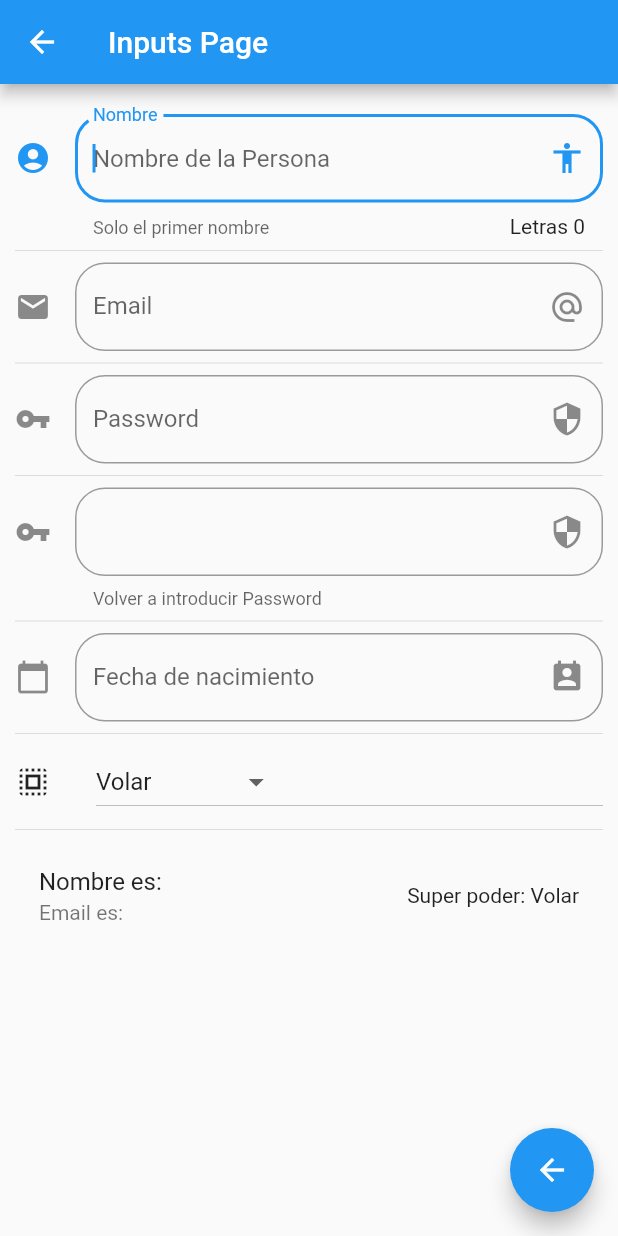
After one commit to Gregoriomiqui/fluttersComponents, a Flutter app: the screen it shows after launch, after a tap on "Inputs", on a phone screen of 412 x 824 dp. The commit adds this screen. Run offline on Flutter 3.47's test engine with Material 2 defaults, Android fonts, the phone set to English and light mode, and no system bars; network calls fail.

Commit message:
feat(inputPage): se crear la pagina de inputs

```diff
--- a/data/menu_opts.json
+++ b/data/menu_opts.json
@@ -15,6 +15,17 @@
             "ruta" : "card",
             "icon" : "folder_open",
             "texto": "Cards - Tarjetas"
+        },
+        {
+            "ruta" : "animation_container",
+            "icon" : "all_inclusive",
+            "texto": "Animation Container"
+        },
+        {
+            "ruta" : "inputs",
+            "icon" : "input",
+            "texto": "Inputs"
         }
+
     ]
 }
--- a/lib/main.dart
+++ b/lib/main.dart
@@ -1,4 +1,5 @@
 import 'package:flutter/material.dart';
+import 'package:flutter_localizations/flutter_localizations.dart';
 import 'package:flutters_components/src/pages/alert_page.dart';
 import 'package:flutters_components/src/routes/routes.dart';
 
@@ -8,17 +9,25 @@ class MyApp extends StatelessWidget {
   @override
   Widget build(BuildContext context) {
     return MaterialApp(
+      localizationsDelegates: [
+        GlobalMaterialLocalizations.delegate,
+        GlobalWidgetsLocalizations.delegate,
+        GlobalCupertinoLocalizations.delegate,
+      ],
+      supportedLocales: [
+        const Locale('en', 'US'),
+        const Locale('es', 'ES'),
+      ],
       debugShowCheckedModeBanner: false,
       title: 'Componenetes APP',
       //home: HomePage(),
       initialRoute: '/',
       routes: getApplicationRoutes(),
       // cuando una ruta no esta definida en routes se ejecuta el onGenerateRoute
-      onGenerateRoute: ( RouteSettings settings) {
+      onGenerateRoute: (RouteSettings settings) {
         print('ruta llamada: ${settings.name} ');
         return MaterialPageRoute(
-          builder: ( BuildContext context) => AlertPage()
-        );
+            builder: (BuildContext context) => AlertPage());
       },
     );
   }
--- /dev/null
+++ b/lib/src/pages/input_page.dart
@@ -0,0 +1,202 @@
+import 'package:flutter/material.dart';
+import 'package:intl/intl.dart';
+
+class InputPage extends StatefulWidget {
+  @override
+  _InputPageState createState() => _InputPageState();
+}
+
+class _InputPageState extends State<InputPage> {
+  String _nombre = "";
+  String _email = "";
+  String _password1 = '';
+  String _password2 = '';
+  String _fecha = '';
+  String _opcionSeleccionada = 'Volar';
+
+  List _poderes = ['Volar', 'Rayos X', 'Super Fuerza', 'Super Aliento'];
+
+  TextEditingController _inputFieldDateController = new TextEditingController();
+
+  @override
+  Widget build(BuildContext context) {
+    return Scaffold(
+      appBar: AppBar(
+        title: Text('Inputs Page'),
+      ),
+      body: ListView(
+        children: <Widget>[
+          _crearInput(),
+          Divider(),
+          _crearEmail(),
+          Divider(),
+          _crearPassword(),
+          Divider(),
+          _crearFecha(context),
+          Divider(),
+          _crerDropdown(),
+          Divider(),
+          _crearPersona(),
+        ],
+        padding: EdgeInsets.symmetric(horizontal: 10.0, vertical: 20.0),
+      ),
+      floatingActionButton: FloatingActionButton(
+        child: Icon(Icons.arrow_back),
+        onPressed: () => Navigator.pop(context),
+      ),
+    );
+  }
+
+  Widget _crearInput() {
+    return TextField(
+        autofocus: true,
+        textCapitalization: TextCapitalization.sentences,
+        decoration: InputDecoration(
+          border: OutlineInputBorder(
+            borderRadius: BorderRadius.circular(20.0),
+          ),
+          counter: Text('Letras ${_nombre.length}'),
+          hintText: 'Nombre de la Persona',
+          labelText: 'Nombre',
+          helperText: 'Solo el primer nombre',
+          suffixIcon: Icon(Icons.accessibility),
+          icon: Icon(Icons.account_circle),
+        ),
+        onChanged: (valor) => setState(() {
+              _nombre = valor;
+            }));
+  }
+
+  Widget _crearEmail() {
+    return TextField(
+        keyboardType: TextInputType.emailAddress,
+        decoration: InputDecoration(
+          border: OutlineInputBorder(
+            borderRadius: BorderRadius.circular(20.0),
+          ),
+          hintText: 'Email',
+          labelText: 'Email',
+          suffixIcon: Icon(Icons.alternate_email),
+          icon: Icon(Icons.email),
+        ),
+        onChanged: (valor) => setState(() {
+              _email = valor;
+            }));
+  }
+
+  Widget _crearPassword() {
+    return Column(
+      children: [
+        TextField(
+            autofocus: false,
+            obscureText: true,
+            keyboardType: TextInputType.visiblePassword,
+            decoration: InputDecoration(
+              border: OutlineInputBorder(
+                borderRadius: BorderRadius.circular(20.0),
+              ),
+              labelText: 'Password',
+              suffixIcon: Icon(Icons.security),
+              icon: Icon(Icons.vpn_key),
+            ),
+            onChanged: (valor) => setState(() {
+                  _password1 = valor;
+                })),
+        Divider(),
+        TextField(
+            autofocus: false,
+            obscureText: true,
+            keyboardType: TextInputType.visiblePassword,
+            decoration: InputDecoration(
+              border: OutlineInputBorder(
+                borderRadius: BorderRadius.circular(20.0),
+              ),
+              helperText: 'Volver a introducir Password',
+              suffixIcon: Icon(Icons.security),
+              icon: Icon(Icons.vpn_key),
+            ),
+            onChanged: (valor) => setState(() {
+                  _password2 = valor;
+                })),
+      ],
+    );
+  }
+
+  Widget _crearFecha(BuildContext context) {
+    return TextField(
+      enableInteractiveSelection: false,
+      controller: _inputFieldDateController,
+      decoration: InputDecoration(
+        border: OutlineInputBorder(
+          borderRadius: BorderRadius.circular(20.0),
+        ),
+        hintText: 'Fecha de nacimiento',
+        labelText: 'Fecha de nacimiento',
+        suffixIcon: Icon(Icons.perm_contact_cal),
+        icon: Icon(Icons.calendar_today),
+      ),
+      onTap: () {
+        FocusScope.of(context).requestFocus(new FocusNode());
+        _selectDate(context);
+      },
+    );
+  }
+
+  _selectDate(BuildContext context) async {
+    DateTime picked = await showDatePicker(
+      context: context,
+      initialDate: new DateTime(2020),
+      firstDate: new DateTime(1988),
+      lastDate: new DateTime(2021),
+      locale: Locale('es', 'ES'),
+    );
+
+    if (picked != null) {
+      setState(() {
+        _inputFieldDateController.text =
+            DateFormat('yyyy-MM-dd').format(picked);
+      });
+    }
+  }
+
+  List<DropdownMenuItem<String>> getOptionsDropdown() {
+    List<DropdownMenuItem<String>> lista = [];
+
+    _poderes.forEach((element) {
+      lista.add(DropdownMenuItem(
+        child: Text(element),
+        value: element,
+      ));
+    });
+
+    return lista;
+  }
+
+  Widget _crerDropdown() {
+    return Row(
+      children: [
+        Icon(Icons.select_all),
+        SizedBox(width: 30.0),
+        Expanded(
+          child: DropdownButton(
+            value: _opcionSeleccionada,
+            items: getOptionsDropdown(),
+            onChanged: (opt) {
+              setState(() {
+                _opcionSeleccionada = opt;
+              });
+            },
+          ),
+        ),
+      ],
+    );
+  }
+
+  Widget _crearPersona() {
+    return ListTile(
+      title: Text('Nombre es: $_nombre'),
+      subtitle: Text('Email es: $_email'),
+      trailing: Text('Super poder: $_opcionSeleccionada'),
+    );
+  }
+}
--- a/lib/src/routes/routes.dart
+++ b/lib/src/routes/routes.dart
@@ -1,15 +1,19 @@
 import 'package:flutter/material.dart';
 import 'package:flutters_components/src/pages/alert_page.dart';
+import 'package:flutters_components/src/pages/animation_container_page.dart';
 import 'package:flutters_components/src/pages/avatar_page.dart';
 import 'package:flutters_components/src/pages/card_page.dart';
 import 'package:flutters_components/src/pages/home_page.dart';
+import 'package:flutters_components/src/pages/input_page.dart';
 
 
 Map<String, WidgetBuilder> getApplicationRoutes(){
    return <String, WidgetBuilder>{
-    '/'     : (BuildContext context) => HomePage(),
-    'alert' : (BuildContext context) => AlertPage(),
-    'avatar': (BuildContext context) => AvatarPage(),
-    'card'  : (BuildContext context) => CardPage(),
+    '/'                   : (BuildContext context) => HomePage(),
+    'alert'               : (BuildContext context) => AlertPage(),
+    'avatar'              : (BuildContext context) => AvatarPage(),
+    'card'                : (BuildContext context) => CardPage(),
+    'animation_container' : (BuildContext context) => AnimationContainerPage(),
+    'inputs'              : (BuildContext context) => InputPage(),
   };
 }
--- a/lib/src/utils/icono_string_util.dart
+++ b/lib/src/utils/icono_string_util.dart
@@ -6,6 +6,8 @@ final _iconos = <String, IconData>{
   'add_alert'     :  Icons.add_alert,
   'accessibility' :  Icons.accessibility,
   'folder_open'   :  Icons.folder_open,
+  'all_inclusive' :  Icons.all_inclusive,
+  'input'         :  Icons.input,
 
 };
 
--- a/pubspec.yaml
+++ b/pubspec.yaml
@@ -22,6 +22,9 @@ environment:
 
 dependencies:
   flutter:
+    sdk: flutter
+
+  flutter_localizations:
     sdk: flutter
 
 
```
Also changed, not shown: lib/src/pages/animation_container_page.dart (added, +86 -0 lines), pubspec.lock.
